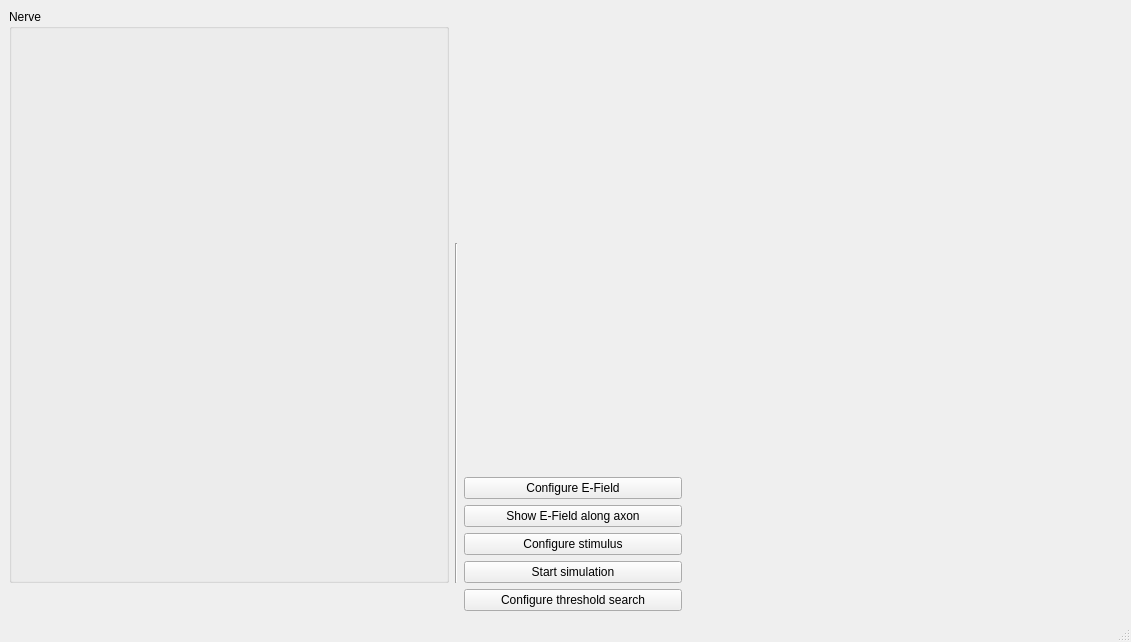
Above: ui_master_sim.ui from TheJRapp/PeriphNeuronStim before the change. Below: the same form after it.
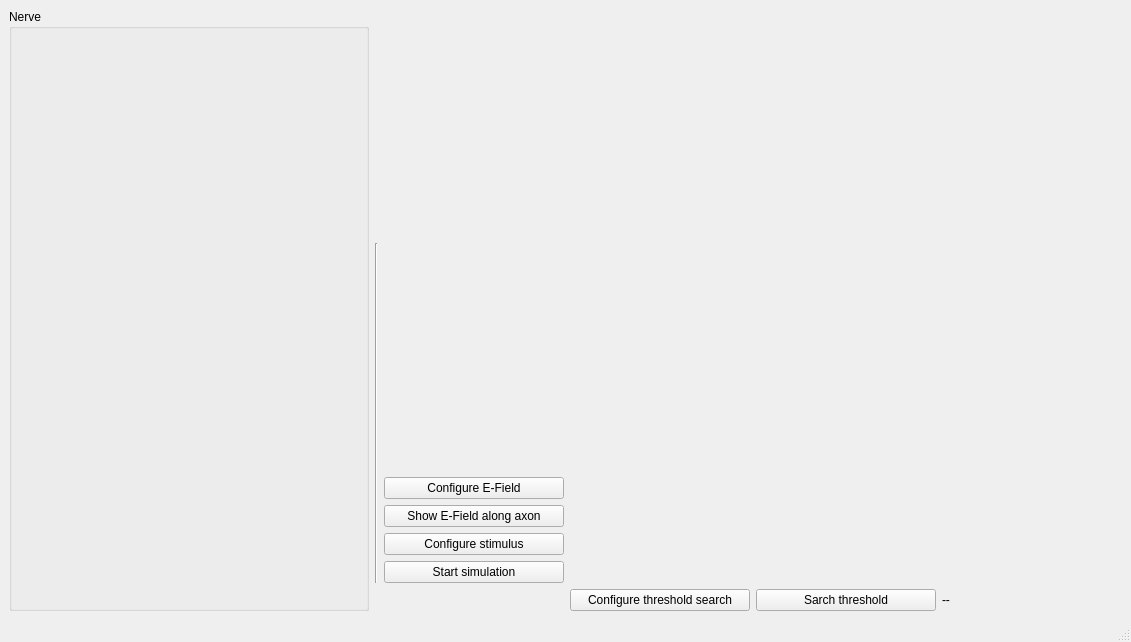
That is the form after the change.

Commit message: finished threshold search

Patch:
```diff
--- a/ui_master_sim.ui
+++ b/ui_master_sim.ui
@@ -15,10 +15,24 @@
   </property>
   <widget class="QWidget" name="centralwidget">
    <layout class="QGridLayout" name="gridLayout">
-    <item row="4" column="3">
-     <widget class="QPushButton" name="stimulus_button">
+    <item row="3" column="3">
+     <widget class="QPushButton" name="e_field_along_axon_button">
       <property name="text">
-       <string>Configure stimulus</string>
+       <string>Show E-Field along axon</string>
+      </property>
+     </widget>
+    </item>
+    <item row="6" column="5">
+     <widget class="QPushButton" name="threshold_search_button">
+      <property name="text">
+       <string>Sarch threshold</string>
+      </property>
+     </widget>
+    </item>
+    <item row="6" column="4">
+     <widget class="QPushButton" name="threshold_config_button">
+      <property name="text">
+       <string>Configure threshold search</string>
       </property>
      </widget>
     </item>
@@ -29,28 +43,14 @@
       </property>
      </widget>
     </item>
-    <item row="3" column="3">
-     <widget class="QPushButton" name="e_field_along_axon_button">
+    <item row="4" column="3">
+     <widget class="QPushButton" name="stimulus_button">
       <property name="text">
-       <string>Show E-Field along axon</string>
+       <string>Configure stimulus</string>
       </property>
      </widget>
     </item>
-    <item row="2" column="3">
-     <widget class="QPushButton" name="conf_efield_button">
-      <property name="text">
-       <string>Configure E-Field</string>
-      </property>
-     </widget>
-    </item>
-    <item row="5" column="3">
-     <widget class="QPushButton" name="simulation_button">
-      <property name="text">
-       <string>Start simulation</string>
-      </property>
-     </widget>
-    </item>
-    <item row="0" column="0" rowspan="6" colspan="2">
+    <item row="0" column="0" rowspan="7" colspan="2">
      <widget class="QGroupBox" name="groupBox">
       <property name="title">
        <string>Nerve</string>
@@ -64,25 +64,28 @@
       </layout>
      </widget>
     </item>
-    <item row="0" column="4" colspan="2">
-     <widget class="QWidget" name="e_field_widget" native="true">
-      <property name="sizePolicy">
-       <sizepolicy hsizetype="Expanding" vsizetype="Preferred">
-        <horstretch>0</horstretch>
-        <verstretch>0</verstretch>
-       </sizepolicy>
+    <item row="5" column="3">
+     <widget class="QPushButton" name="simulation_button">
+      <property name="text">
+       <string>Start simulation</string>
       </property>
-      <layout class="QVBoxLayout" name="e_field_layout"/>
      </widget>
     </item>
-    <item row="6" column="3">
-     <widget class="QPushButton" name="threshold_config_button">
+    <item row="2" column="3">
+     <widget class="QPushButton" name="conf_efield_button">
       <property name="text">
-       <string>Configure threshold search</string>
+       <string>Configure E-Field</string>
       </property>
      </widget>
     </item>
-    <item row="1" column="4" rowspan="6" colspan="2">
+    <item row="6" column="6">
+     <widget class="QLabel" name="threshold_label">
+      <property name="text">
+       <string>--</string>
+      </property>
+     </widget>
+    </item>
+    <item row="1" column="4" rowspan="5" colspan="3">
      <widget class="QWidget" name="axon_potential_widget" native="true">
       <property name="sizePolicy">
        <sizepolicy hsizetype="Expanding" vsizetype="Preferred">
@@ -93,6 +96,17 @@
       <layout class="QVBoxLayout" name="potential_layout"/>
      </widget>
     </item>
+    <item row="0" column="4" colspan="3">
+     <widget class="QWidget" name="e_field_widget" native="true">
+      <property name="sizePolicy">
+       <sizepolicy hsizetype="Expanding" vsizetype="Preferred">
+        <horstretch>0</horstretch>
+        <verstretch>0</verstretch>
+       </sizepolicy>
+      </property>
+      <layout class="QVBoxLayout" name="e_field_layout"/>
+     </widget>
+    </item>
    </layout>
   </widget>
   <widget class="QMenuBar" name="menubar">
```
The commit also changes 7 other files.
